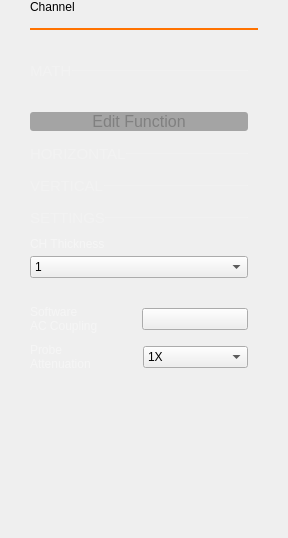
First picture: the form in ui/channel_settings.ui, repository analogdevicesinc/scopy, before the edit.
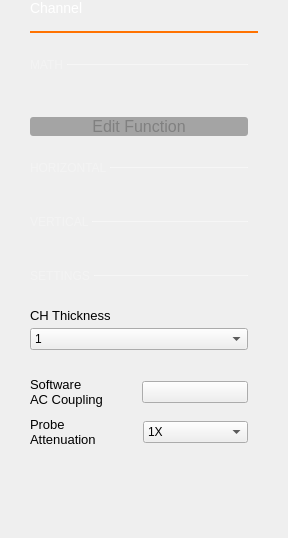
Second picture: the form after the edit. Custom widgets are drawn as their Qt base class.

```diff
--- a/ui/channel_settings.ui
+++ b/ui/channel_settings.ui
@@ -34,6 +34,12 @@
        <verstretch>0</verstretch>
       </sizepolicy>
      </property>
+     <property name="styleSheet">
+      <string notr="true">color: white;
+font-size: 14px;
+font-weight: normal;
+</string>
+     </property>
      <property name="text">
       <string>Channel</string>
      </property>
@@ -50,7 +56,7 @@
      <property name="sizeHint" stdset="0">
       <size>
        <width>0</width>
-       <height>14</height>
+       <height>15</height>
       </size>
      </property>
     </spacer>
@@ -77,22 +83,6 @@
      </property>
     </widget>
    </item>
-   <item>
-    <spacer name="verticalSpacer_3">
-     <property name="orientation">
-      <enum>Qt::Vertical</enum>
-     </property>
-     <property name="sizeType">
-      <enum>QSizePolicy::Fixed</enum>
-     </property>
-     <property name="sizeHint" stdset="0">
-      <size>
-       <width>20</width>
-       <height>32</height>
-      </size>
-     </property>
-    </spacer>
-   </item>
    <item>
     <widget class="QScrollArea" name="scrollArea">
      <property name="sizePolicy">
@@ -116,7 +106,7 @@
         <x>0</x>
         <y>0</y>
         <width>228</width>
-        <height>468</height>
+        <height>497</height>
        </rect>
       </property>
       <property name="sizePolicy">
@@ -168,10 +158,7 @@
              <number>0</number>
             </property>
             <item>
-             <layout class="QHBoxLayout" name="horizontalLayout" stretch="0,0">
-              <property name="spacing">
-               <number>0</number>
-              </property>
+             <layout class="QGridLayout" name="gridLayout_2">
               <property name="leftMargin">
                <number>0</number>
               </property>
@@ -184,7 +171,42 @@
               <property name="bottomMargin">
                <number>0</number>
               </property>
-              <item>
+              <property name="horizontalSpacing">
+               <number>0</number>
+              </property>
+              <item row="2" column="0" colspan="2">
+               <spacer name="verticalSpacer_9">
+                <property name="orientation">
+                 <enum>Qt::Vertical</enum>
+                </property>
+                <property name="sizeType">
+                 <enum>QSizePolicy::Fixed</enum>
+                </property>
+                <property name="sizeHint" stdset="0">
+                 <size>
+                  <width>0</width>
+                  <height>15</height>
+                 </size>
+                </property>
+               </spacer>
+              </item>
+              <item row="1" column="1">
+               <widget class="Line" name="line_4">
+                <property name="maximumSize">
+                 <size>
+                  <width>16777215</width>
+                  <height>1</height>
+                 </size>
+                </property>
+                <property name="styleSheet">
+                 <string notr="true">border: 1px solid rgba(255, 255, 255, 70);</string>
+                </property>
+                <property name="orientation">
+                 <enum>Qt::Horizontal</enum>
+                </property>
+               </widget>
+              </item>
+              <item row="1" column="0">
                <widget class="QLabel" name="label">
                 <property name="sizePolicy">
                  <sizepolicy hsizetype="Fixed" vsizetype="Fixed">
@@ -194,30 +216,30 @@
                 </property>
                 <property name="styleSheet">
                  <string notr="true">QLabel {
-  font-size: 15px;
-  color: rgba(255, 255, 255, 51);
+  font-size: 12px;
+color: rgba(255, 255, 255, 70);
 }</string>
                 </property>
                 <property name="text">
-                 <string>MATH</string>
+                 <string>MATH </string>
                 </property>
                </widget>
               </item>
-              <item>
-               <widget class="Line" name="line_4">
-                <property name="maximumSize">
+              <item row="0" column="0" colspan="2">
+               <spacer name="verticalSpacer_3">
+                <property name="orientation">
+                 <enum>Qt::Vertical</enum>
+                </property>
+                <property name="sizeType">
+                 <enum>QSizePolicy::Fixed</enum>
+                </property>
+                <property name="sizeHint" stdset="0">
                  <size>
-                  <width>16777215</width>
-                  <height>1</height>
+                  <width>0</width>
+                  <height>25</height>
                  </size>
                 </property>
-                <property name="styleSheet">
-                 <string notr="true">border: 1px solid rgb(255, 255, 255, 15);</string>
-                </property>
-                <property name="orientation">
-                 <enum>Qt::Horizontal</enum>
-                </property>
-               </widget>
+               </spacer>
               </item>
              </layout>
             </item>
@@ -243,7 +265,7 @@
                 <property name="sizeHint" stdset="0">
                  <size>
                   <width>40</width>
-                  <height>20</height>
+                  <height>0</height>
                  </size>
                 </property>
                </spacer>
@@ -270,7 +292,7 @@
                 <property name="sizeHint" stdset="0">
                  <size>
                   <width>40</width>
-                  <height>20</height>
+                  <height>0</height>
                  </size>
                 </property>
                </spacer>
@@ -308,22 +330,6 @@
          </item>
         </layout>
        </item>
-       <item>
-        <spacer name="verticalSpacer_10">
-         <property name="orientation">
-          <enum>Qt::Vertical</enum>
-         </property>
-         <property name="sizeType">
-          <enum>QSizePolicy::Fixed</enum>
-         </property>
-         <property name="sizeHint" stdset="0">
-          <size>
-           <width>0</width>
-           <height>14</height>
-          </size>
-         </property>
-        </spacer>
-       </item>
        <item>
         <layout class="QVBoxLayout" name="horizontal">
          <property name="spacing">
@@ -333,10 +339,7 @@
           <number>0</number>
          </property>
          <item>
-          <layout class="QHBoxLayout" name="horizontalLayout_17">
-           <property name="spacing">
-            <number>0</number>
-           </property>
+          <layout class="QGridLayout" name="gridLayout_3">
            <property name="leftMargin">
             <number>0</number>
            </property>
@@ -349,7 +352,26 @@
            <property name="bottomMargin">
             <number>0</number>
            </property>
-           <item>
+           <property name="horizontalSpacing">
+            <number>0</number>
+           </property>
+           <item row="0" column="0" colspan="2">
+            <spacer name="verticalSpacer_10">
+             <property name="orientation">
+              <enum>Qt::Vertical</enum>
+             </property>
+             <property name="sizeType">
+              <enum>QSizePolicy::Fixed</enum>
+             </property>
+             <property name="sizeHint" stdset="0">
+              <size>
+               <width>0</width>
+               <height>25</height>
+              </size>
+             </property>
+            </spacer>
+           </item>
+           <item row="1" column="0">
             <widget class="QLabel" name="label_10">
              <property name="sizePolicy">
               <sizepolicy hsizetype="Fixed" vsizetype="Fixed">
@@ -359,16 +381,16 @@
              </property>
              <property name="styleSheet">
               <string notr="true">QLabel {
-  font-size: 15px;
-  color: rgba(255, 255, 255, 51);
+  font-size: 12px;
+color: rgba(255, 255, 255, 70);
 }</string>
              </property>
              <property name="text">
-              <string>HORIZONTAL</string>
+              <string>HORIZONTAL </string>
              </property>
             </widget>
            </item>
-           <item>
+           <item row="1" column="1">
             <widget class="Line" name="line_2">
              <property name="minimumSize">
               <size>
@@ -383,33 +405,33 @@
               </size>
              </property>
              <property name="styleSheet">
-              <string notr="true">border: 1px solid rgb(255, 255, 255, 15);</string>
+              <string notr="true">border: 1px solid rgba(255, 255, 255, 70);</string>
              </property>
              <property name="orientation">
               <enum>Qt::Horizontal</enum>
              </property>
             </widget>
            </item>
+           <item row="2" column="0" colspan="2">
+            <spacer name="verticalSpacer_11">
+             <property name="orientation">
+              <enum>Qt::Vertical</enum>
+             </property>
+             <property name="sizeType">
+              <enum>QSizePolicy::Fixed</enum>
+             </property>
+             <property name="sizeHint" stdset="0">
+              <size>
+               <width>0</width>
+               <height>15</height>
+              </size>
+             </property>
+            </spacer>
+           </item>
           </layout>
          </item>
         </layout>
        </item>
-       <item>
-        <spacer name="verticalSpacer_5">
-         <property name="orientation">
-          <enum>Qt::Vertical</enum>
-         </property>
-         <property name="sizeType">
-          <enum>QSizePolicy::Fixed</enum>
-         </property>
-         <property name="sizeHint" stdset="0">
-          <size>
-           <width>0</width>
-           <height>14</height>
-          </size>
-         </property>
-        </spacer>
-       </item>
        <item>
         <layout class="QVBoxLayout" name="vertical">
          <property name="spacing">
@@ -419,10 +441,7 @@
           <number>0</number>
          </property>
          <item>
-          <layout class="QHBoxLayout" name="horizontalLayout_16">
-           <property name="spacing">
-            <number>0</number>
-           </property>
+          <layout class="QGridLayout" name="gridLayout_4">
            <property name="leftMargin">
             <number>0</number>
            </property>
@@ -435,26 +454,10 @@
            <property name="bottomMargin">
             <number>0</number>
            </property>
-           <item>
-            <widget class="QLabel" name="label_9">
-             <property name="sizePolicy">
-              <sizepolicy hsizetype="Fixed" vsizetype="Fixed">
-               <horstretch>0</horstretch>
-               <verstretch>0</verstretch>
-              </sizepolicy>
-             </property>
-             <property name="styleSheet">
-              <string notr="true">QLabel {
-  font-size: 15px;
-  color: rgba(255, 255, 255, 51);
-}</string>
-             </property>
-             <property name="text">
-              <string>VERTICAL</string>
-             </property>
-            </widget>
-           </item>
-           <item>
+           <property name="horizontalSpacing">
+            <number>0</number>
+           </property>
+           <item row="2" column="1">
             <widget class="Line" name="line">
              <property name="minimumSize">
               <size>
@@ -469,43 +472,75 @@
               </size>
              </property>
              <property name="styleSheet">
-              <string notr="true">border: 1px solid rgb(255, 255, 255, 15);</string>
+              <string notr="true">border: 1px solid rgba(255, 255, 255, 70);</string>
              </property>
              <property name="orientation">
               <enum>Qt::Horizontal</enum>
              </property>
             </widget>
            </item>
+           <item row="2" column="0">
+            <widget class="QLabel" name="label_9">
+             <property name="sizePolicy">
+              <sizepolicy hsizetype="Fixed" vsizetype="Fixed">
+               <horstretch>0</horstretch>
+               <verstretch>0</verstretch>
+              </sizepolicy>
+             </property>
+             <property name="styleSheet">
+              <string notr="true">QLabel {
+  font-size: 12px;
+color: rgba(255, 255, 255, 70);
+}</string>
+             </property>
+             <property name="text">
+              <string>VERTICAL </string>
+             </property>
+            </widget>
+           </item>
+           <item row="0" column="0" colspan="2">
+            <spacer name="verticalSpacer_5">
+             <property name="orientation">
+              <enum>Qt::Vertical</enum>
+             </property>
+             <property name="sizeType">
+              <enum>QSizePolicy::Fixed</enum>
+             </property>
+             <property name="sizeHint" stdset="0">
+              <size>
+               <width>0</width>
+               <height>25</height>
+              </size>
+             </property>
+            </spacer>
+           </item>
+           <item row="3" column="0" colspan="2">
+            <spacer name="verticalSpacer_12">
+             <property name="orientation">
+              <enum>Qt::Vertical</enum>
+             </property>
+             <property name="sizeType">
+              <enum>QSizePolicy::Fixed</enum>
+             </property>
+             <property name="sizeHint" stdset="0">
+              <size>
+               <width>0</width>
+               <height>15</height>
+              </size>
+             </property>
+            </spacer>
+           </item>
           </layout>
          </item>
         </layout>
        </item>
-       <item>
-        <spacer name="verticalSpacer_4">
-         <property name="orientation">
-          <enum>Qt::Vertical</enum>
-         </property>
-         <property name="sizeType">
-          <enum>QSizePolicy::Fixed</enum>
-         </property>
-         <property name="sizeHint" stdset="0">
-          <size>
-           <width>0</width>
-           <height>14</height>
-          </size>
-         </property>
-        </spacer>
-       </item>
        <item>
         <layout class="QVBoxLayout" name="settings">
          <property name="spacing">
           <number>10</number>
          </property>
          <item>
-          <layout class="QHBoxLayout" name="horizontalLayout_19">
-           <property name="spacing">
-            <number>0</number>
-           </property>
+          <layout class="QGridLayout" name="gridLayout_5">
            <property name="leftMargin">
             <number>0</number>
            </property>
@@ -518,7 +553,26 @@
            <property name="bottomMargin">
             <number>0</number>
            </property>
-           <item>
+           <property name="horizontalSpacing">
+            <number>0</number>
+           </property>
+           <item row="0" column="0" colspan="2">
+            <spacer name="verticalSpacer_4">
+             <property name="orientation">
+              <enum>Qt::Vertical</enum>
+             </property>
+             <property name="sizeType">
+              <enum>QSizePolicy::Fixed</enum>
+             </property>
+             <property name="sizeHint" stdset="0">
+              <size>
+               <width>0</width>
+               <height>25</height>
+              </size>
+             </property>
+            </spacer>
+           </item>
+           <item row="1" column="0">
             <widget class="QLabel" name="label_8">
              <property name="sizePolicy">
               <sizepolicy hsizetype="Fixed" vsizetype="Fixed">
@@ -528,16 +582,16 @@
              </property>
              <property name="styleSheet">
               <string notr="true">QLabel {
-  font-size: 15px;
-  color: rgba(255, 255, 255, 51);
+  font-size: 12px;
+color: rgba(255, 255, 255, 70);
 }</string>
              </property>
              <property name="text">
-              <string>SETTINGS</string>
+              <string>SETTINGS </string>
              </property>
             </widget>
            </item>
-           <item>
+           <item row="1" column="1">
             <widget class="Line" name="line_3">
              <property name="minimumSize">
               <size>
@@ -552,13 +606,29 @@
               </size>
              </property>
              <property name="styleSheet">
-              <string notr="true">border: 1px solid rgb(255, 255, 255, 15);</string>
+              <string notr="true">border: 1px solid rgba(255, 255, 255, 70);</string>
              </property>
              <property name="orientation">
               <enum>Qt::Horizontal</enum>
              </property>
             </widget>
            </item>
+           <item row="2" column="0" colspan="2">
+            <spacer name="verticalSpacer_13">
+             <property name="orientation">
+              <enum>Qt::Vertical</enum>
+             </property>
+             <property name="sizeType">
+              <enum>QSizePolicy::Fixed</enum>
+             </property>
+             <property name="sizeHint" stdset="0">
+              <size>
+               <width>0</width>
+               <height>15</height>
+              </size>
+             </property>
+            </spacer>
+           </item>
           </layout>
          </item>
         </layout>
@@ -597,7 +667,7 @@
            <item>
             <widget class="QLabel" name="lblLineWidth">
              <property name="styleSheet">
-              <string notr="true">color: rgba(255, 255, 255, 102);</string>
+              <string notr="true">font-size: 13px;</string>
              </property>
              <property name="text">
               <string>CH Thickness</string>
@@ -729,7 +799,7 @@
             <item>
              <widget class="QLabel" name="label_2">
               <property name="styleSheet">
-               <string notr="true">color: rgba(255, 255, 255, 102);</string>
+               <string notr="true">font-size: 13px;</string>
               </property>
               <property name="text">
                <string>Software
@@ -766,7 +836,7 @@
          <item>
           <widget class="QLabel" name="probe_label">
            <property name="styleSheet">
-            <string notr="true">color: rgba(255, 255, 255, 102);</string>
+            <string notr="true">font-size: 13px;</string>
            </property>
            <property name="text">
             <string>Probe
```
